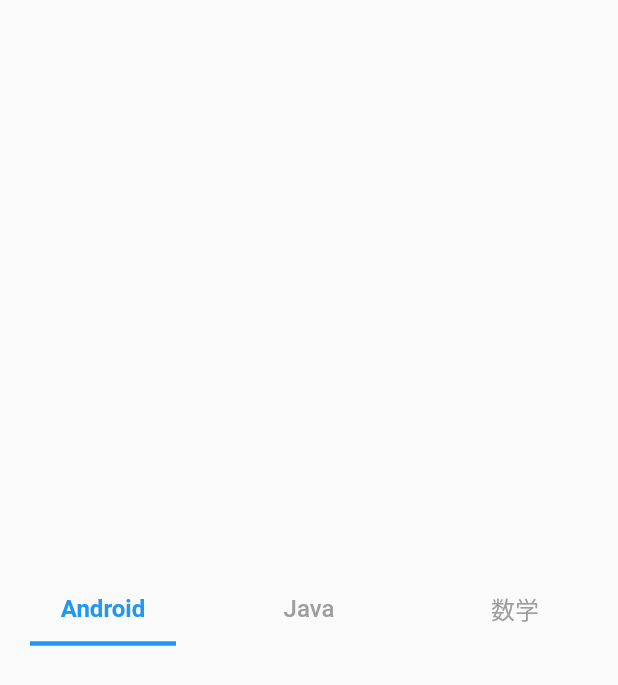
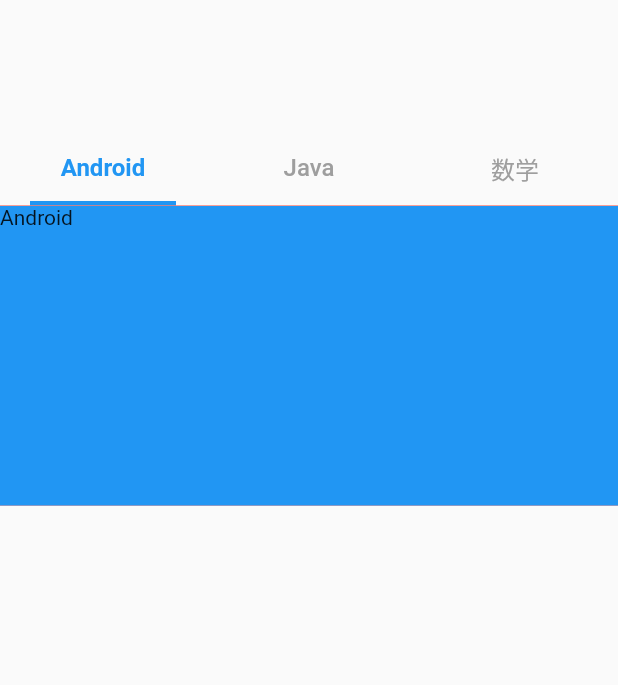
Before and after one commit to z2wenfa/FlutterPractises, a Flutter app: the screen it shows after launch, on a phone screen of 412 x 824 dp. Shown: the top 685 px of the screen. Run offline on Flutter 3.47's test engine with Material 2 defaults, Android fonts, the phone set to English and light mode, and no system bars; our stand-ins replace flutter_swiper.

Commit message:
添加TabBarView（但是没有能够正常展示）

```diff
--- a/lib/basic/tab_bar_demo.dart
+++ b/lib/basic/tab_bar_demo.dart
@@ -44,14 +44,19 @@ class _TabBarDemoState extends State<TabBarDemo>
 
   @override
   Widget build(BuildContext context) {
-    return Center(
-      child: Container(
+    return Container(
+      child: Column(children: [
+        Container(
+          height: 100,
+        ),
+        Positioned(
+          bottom: 200,
           child: TabBar(
             controller: _tabController,
             tabs: _titles.map((e) => Text(e)).toList(),
             onTap: (value) {},
             labelColor: Colors.blue,
-          labelStyle: TextStyle(fontSize: 16,fontWeight: FontWeight.bold),
+            labelStyle: TextStyle(fontSize: 16, fontWeight: FontWeight.bold),
             unselectedLabelColor: Colors.grey,
             unselectedLabelStyle: TextStyle(fontSize: 16),
             labelPadding: EdgeInsets.only(bottom: 10),
@@ -60,6 +65,22 @@ class _TabBarDemoState extends State<TabBarDemo>
             indicatorPadding: EdgeInsets.symmetric(horizontal: 20),
           ),
         ),
+        Container(
+          color: Colors.red,
+          height: 200,
+          width: MediaQuery.of(context).size.width,
+          child: TabBarView(
+            children: _titles
+                .map((title) => Container(
+                      height: 100,
+                      child: Text(title),
+                      color: Colors.blue,
+                    ))
+                .toList(),
+            controller: _tabController,
+          ),
+        )
+      ]),
     );
   }
 }
```
Lines whose indentation alone changed are shown as unchanged.
